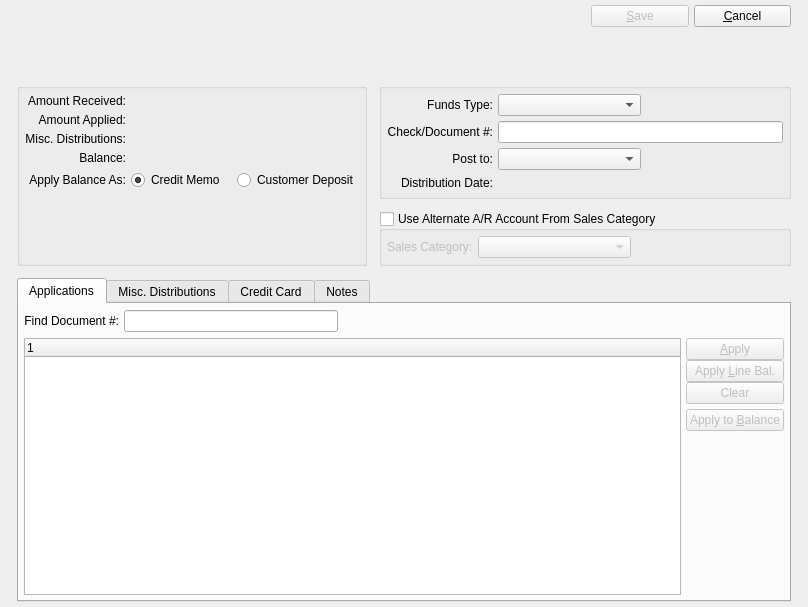
First picture: the form in xtuple/trunk/guiclient/cashReceipt.ui, repository WooodHead/xtuple, before the edit.
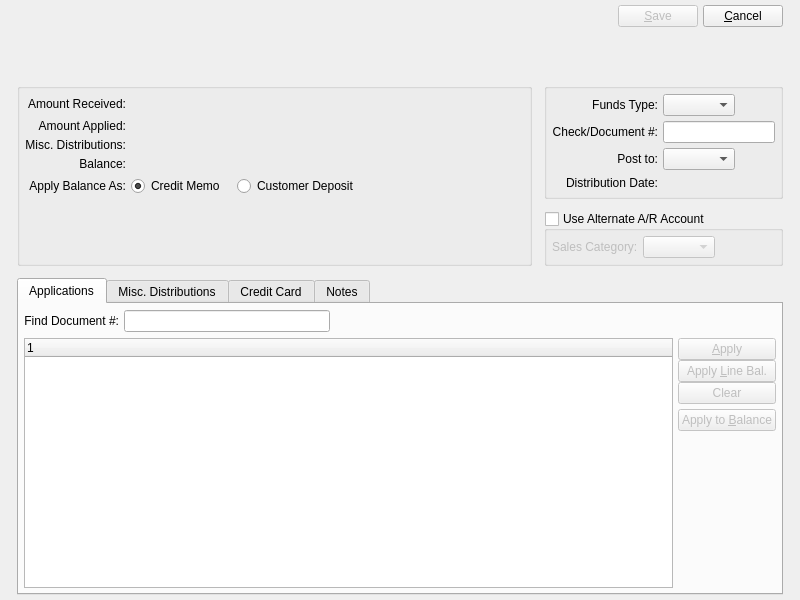
Second picture: the form after the edit. Custom widgets are drawn as their Qt base class.

Commit message: issue #7240: Touch ups for Windows.

```diff
--- a/xtuple/trunk/guiclient/cashReceipt.ui
+++ b/xtuple/trunk/guiclient/cashReceipt.ui
@@ -5,8 +5,8 @@
    <rect>
     <x>0</x>
     <y>0</y>
-    <width>808</width>
-    <height>607</height>
+    <width>800</width>
+    <height>600</height>
    </rect>
   </property>
   <property name="windowTitle" >
@@ -240,6 +240,19 @@
            </property>
           </spacer>
          </item>
+         <item row="0" column="2" >
+          <spacer>
+           <property name="orientation" >
+            <enum>Qt::Horizontal</enum>
+           </property>
+           <property name="sizeHint" >
+            <size>
+             <width>40</width>
+             <height>20</height>
+            </size>
+           </property>
+          </spacer>
+         </item>
         </layout>
        </widget>
       </item>
@@ -394,7 +407,7 @@
          <enum>Qt::TabFocus</enum>
         </property>
         <property name="title" >
-         <string>Use Alternate A/R Account From Sales Category</string>
+         <string>Use Alternate A/R Account</string>
         </property>
         <property name="checkable" >
          <bool>true</bool>
```
Left out of the diff: 6 changed lines with no effect on the pictures.
